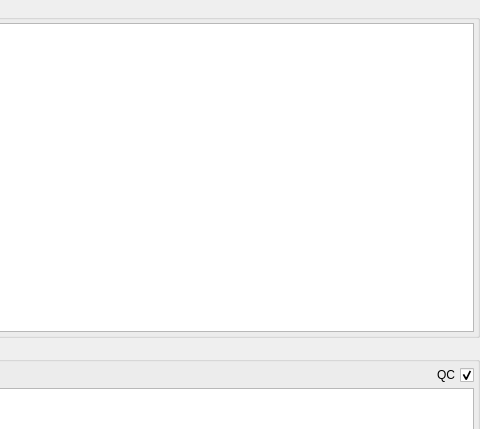
Qt form src/GSvar/SequencingRunWidget.ui (imgag/ngs-bits) before a commit; both pictures show x 520 to 1000 and y 0 to 429 of the 1000 by 690 pixel window.
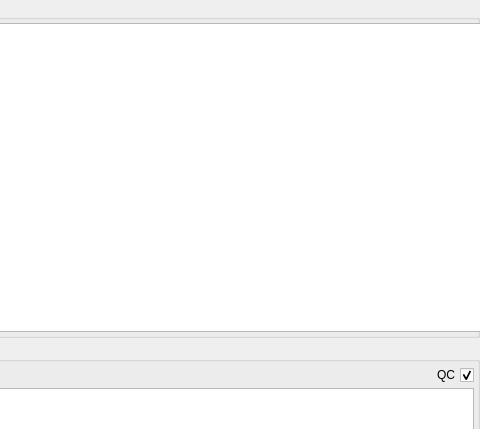
The same form after that commit. Icons and pictures are not drawn. Custom widgets are drawn as their Qt base class.

```diff
--- a/src/GSvar/SequencingRunWidget.ui
+++ b/src/GSvar/SequencingRunWidget.ui
@@ -148,6 +148,12 @@
           </property>
           <item>
            <widget class="QTableWidget" name="read_quality">
+            <property name="minimumSize">
+             <size>
+              <width>600</width>
+              <height>0</height>
+             </size>
+            </property>
             <attribute name="horizontalHeaderVisible">
              <bool>true</bool>
             </attribute>
```
